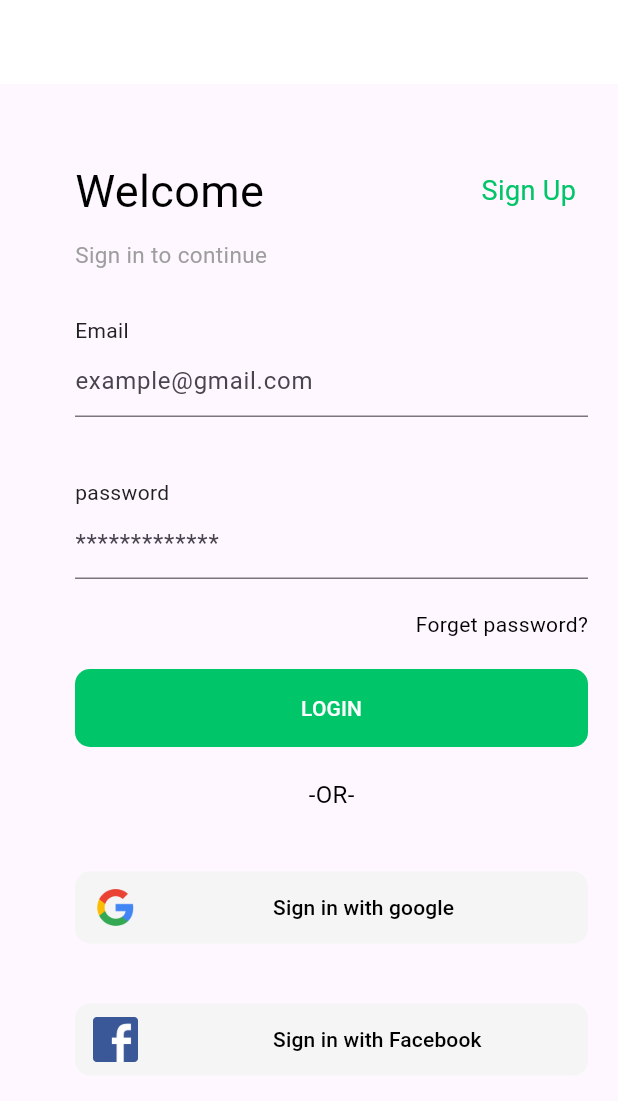
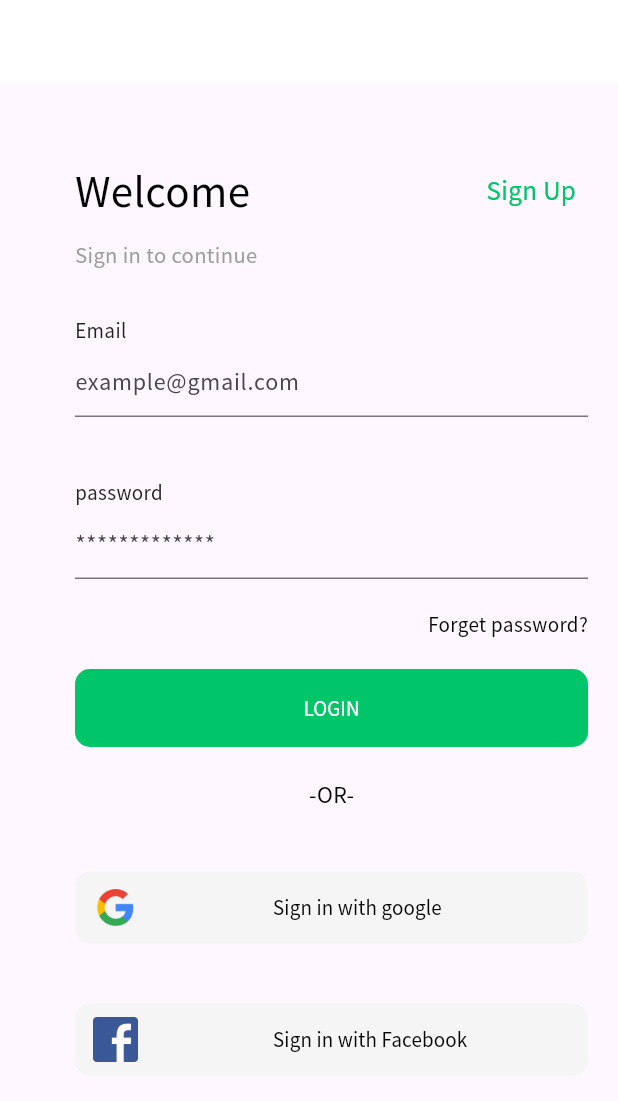
Before and after one commit to omer358/e-commerce-flutter-app, a Flutter app: the screen it shows after launch, on a phone screen of 412 x 824 dp. Shown: the top 1101 px of the screen. Run offline on Flutter 3.47's test engine with Material 3 defaults, Android fonts, the phone set to English and light mode, and no system bars; our stand-ins replace cloud_firestore, firebase_auth, firebase_core, get, google_sign_in; missing offline and left inert: flutter_login_facebook; accounts and stored records are empty.

Commit message:
add source sans pro font

```diff
--- a/lib/main.dart
+++ b/lib/main.dart
@@ -23,6 +23,7 @@ class MyApp extends StatelessWidget {
       initialBinding: Binding(),
       title: 'Flutter Demo',
       theme: ThemeData(
+        fontFamily: 'sourceSans',
         colorScheme: ColorScheme.fromSeed(seedColor: Colors.deepPurple),
         useMaterial3: true,
       ),
--- a/pubspec.yaml
+++ b/pubspec.yaml
@@ -67,6 +67,12 @@ flutter:
   # To add assets to your application, add an assets section, like this:
   assets:
     - assets/images/
+    - assets/fonts/
+
+  fonts:
+    - family: sourceSans
+      fonts:
+        - asset: assets/fonts/source-sans-pro.ttf
   # An image asset can refer to one or more resolution-specific "variants", see
   # https://flutter.dev/assets-and-images/#resolution-aware
 
```
Also changed, not shown: assets/fonts/source-sans-pro.ttf (added).
